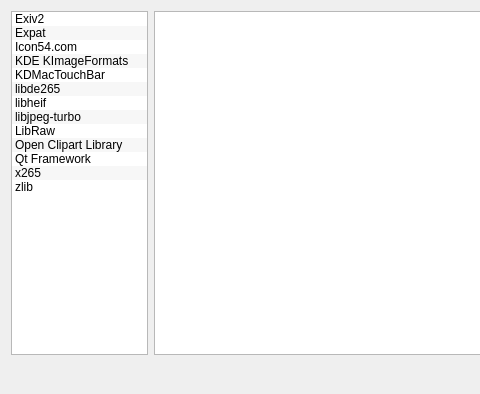
Above: src/ui/forms/AboutComponentsDialog.ui from vookimedlo/vooki-image-viewer before the change; both pictures show x 0 to 480 and y 0 to 394 of the 852 by 394 pixel window. Below: the same form after it.
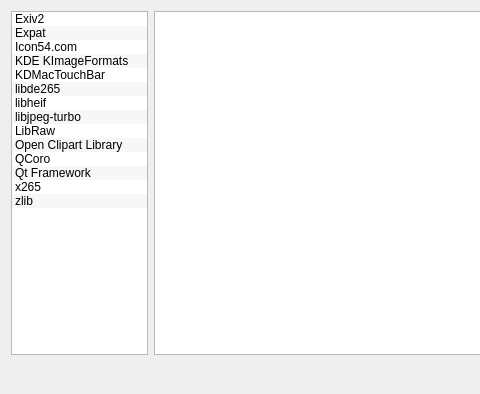
That is the form after the change. Icons and pictures are not drawn.

Commit message: 🔩Code: QCoro listed in components dialog.

Patch:
```diff
--- a/src/ui/forms/AboutComponentsDialog.ui
+++ b/src/ui/forms/AboutComponentsDialog.ui
@@ -84,6 +84,11 @@
          <string>Open Clipart Library</string>
         </property>
        </item>
+       <item>
+        <property name="text">
+         <string>QCoro</string>
+        </property>
+       </item>
        <item>
         <property name="text">
          <string>Qt Framework</string>
```
The commit also changes 3 other files.
